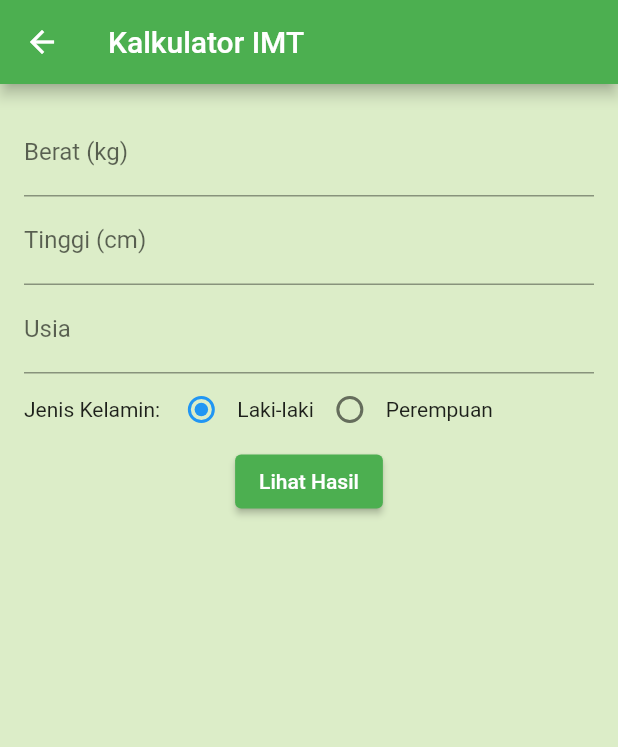
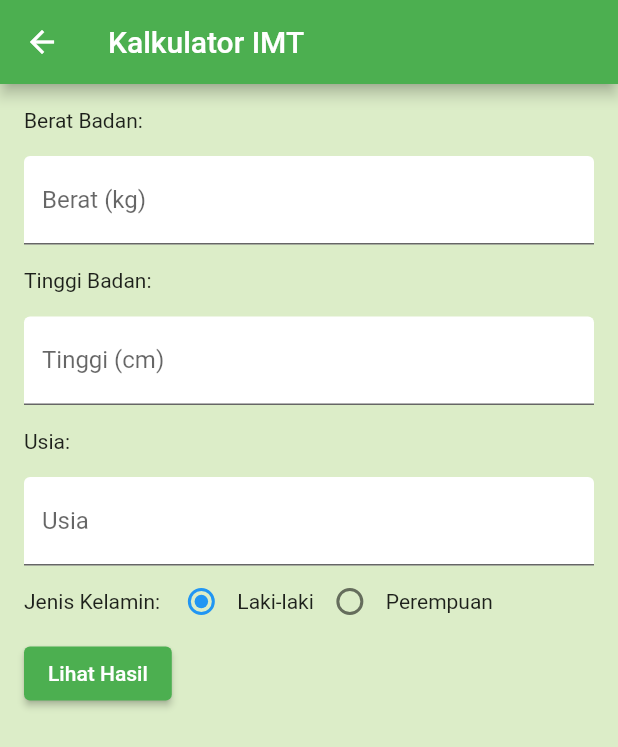
Before and after one commit to Lutvianaa/uts-PemrogramanMobile, a Flutter app: the IndexMasaTubuhPage screen opened directly, on a phone screen of 412 x 824 dp. Shown: the top 747 px of the screen. Run offline on Flutter 3.47's test engine with Material 2 defaults, Android fonts, the phone set to English and light mode, and no system bars.

Commit message:
fixed the form input in imt.dart

```diff
--- a/lib/imt.dart
+++ b/lib/imt.dart
@@ -55,21 +55,32 @@ class _IndexMasaTubuhPageState extends State<IndexMasaTubuhPage> {
       body: Padding(
         padding: EdgeInsets.all(16.0),
         child: Column(
+          crossAxisAlignment: CrossAxisAlignment.start,
           children: <Widget>[
+            Text('Berat Badan: \n'),
             TextField(
               controller: weightController,
               keyboardType: TextInputType.number,
-              decoration: InputDecoration(labelText: 'Berat (kg)'),
+              decoration: InputDecoration(
+                  labelText: 'Berat (kg)',
+                  filled: true,
+                  fillColor: Colors.white),
             ),
+            Text('\nTinggi Badan: \n'),
             TextField(
               controller: heightController,
               keyboardType: TextInputType.number,
-              decoration: InputDecoration(labelText: 'Tinggi (cm)'),
+              decoration: InputDecoration(
+                  labelText: 'Tinggi (cm)',
+                  filled: true,
+                  fillColor: Colors.white),
             ),
+            Text('\nUsia: \n'),
             TextField(
               controller: ageController,
               keyboardType: TextInputType.number,
-              decoration: InputDecoration(labelText: 'Usia'),
+              decoration: InputDecoration(
+                  labelText: 'Usia', filled: true, fillColor: Colors.white),
             ),
             Row(
               children: <Widget>[
```
